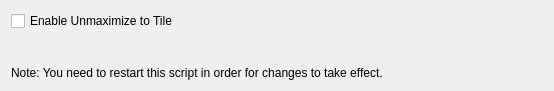
Qt form contents/ui/config.ui (Gornius/kwin-native-tiling-improved) before a commit.
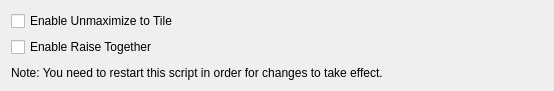
The same form after that commit.

Commit message: feat: add Raise Together feature

Diff of the .ui file:
```diff
--- a/contents/ui/config.ui
+++ b/contents/ui/config.ui
@@ -26,6 +26,16 @@
        </property>
       </widget>
      </item>
+     <item>
+      <widget class="QCheckBox" name="kcfg_raiseTogether">
+       <property name="toolTip">
+        <string>When window is tiled raising it (for example by clicking on it) will also raise all the window that are tiled with this window.</string>
+       </property>
+       <property name="text">
+        <string>Enable Raise Together</string>
+       </property>
+      </widget>
+     </item>
      <item>
       <spacer name="verticalSpacer">
        <property name="orientation">
```
The commit also changes 2 other files.
